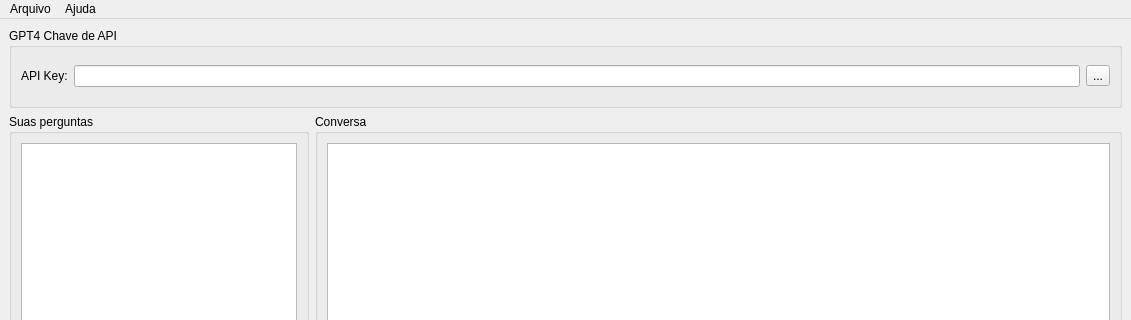
This is mainwindow.ui in marciusbezerra/GPT4-C- as Qt 5 draws it before an edit; both pictures show x 0 to 1131 and y 0 to 320 of the 1131 by 692 pixel window. The edited form follows.
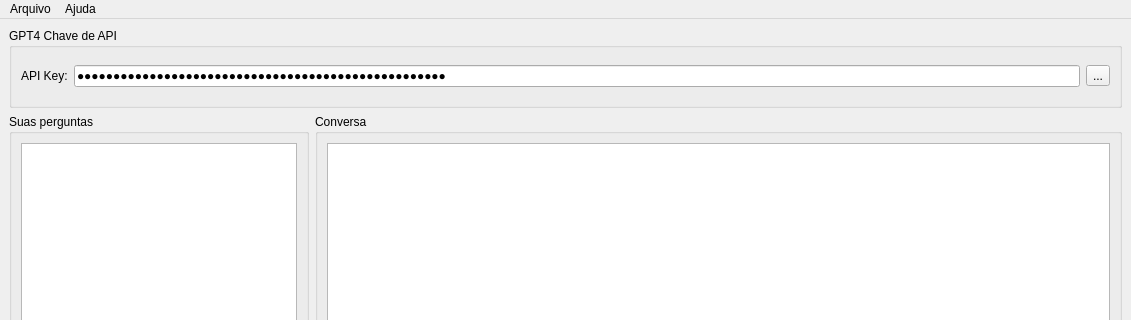
This is the edited form. Icons and pictures are not drawn.

Patch:
```diff
--- a/mainwindow.ui
+++ b/mainwindow.ui
@@ -42,8 +42,17 @@
              </item>
              <item>
               <widget class="QLineEdit" name="lineEditApiKey">
+               <property name="text">
+                <string>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</string>
+               </property>
+               <property name="maxLength">
+                <number>200</number>
+               </property>
+               <property name="echoMode">
+                <enum>QLineEdit::Password</enum>
+               </property>
                <property name="readOnly">
-                <bool>true</bool>
+                <bool>false</bool>
                </property>
               </widget>
              </item>
```
Left out of the diff: 28 changed lines with no effect on the pictures.
